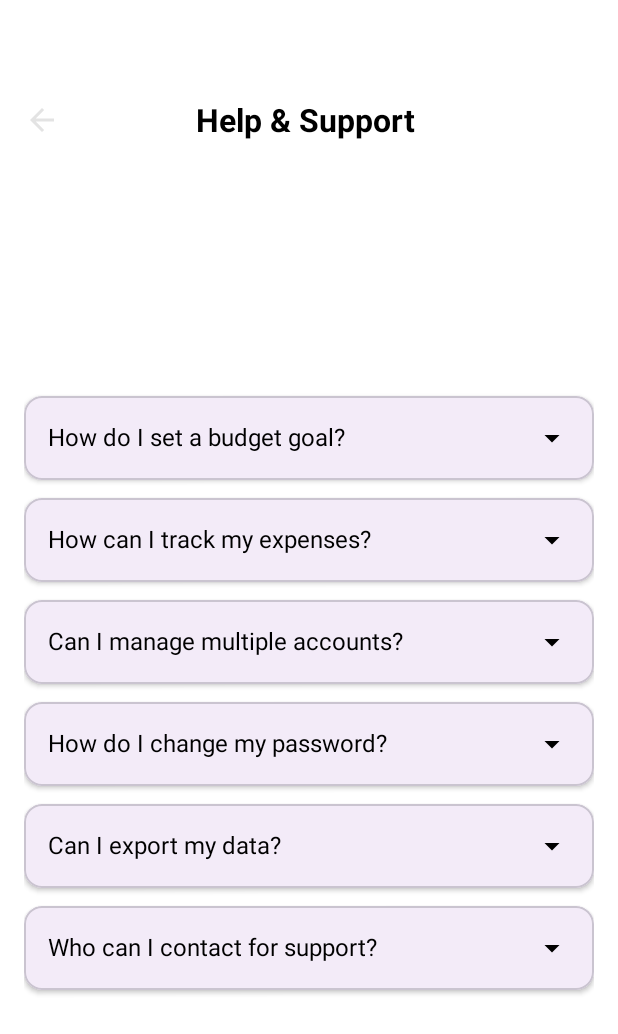
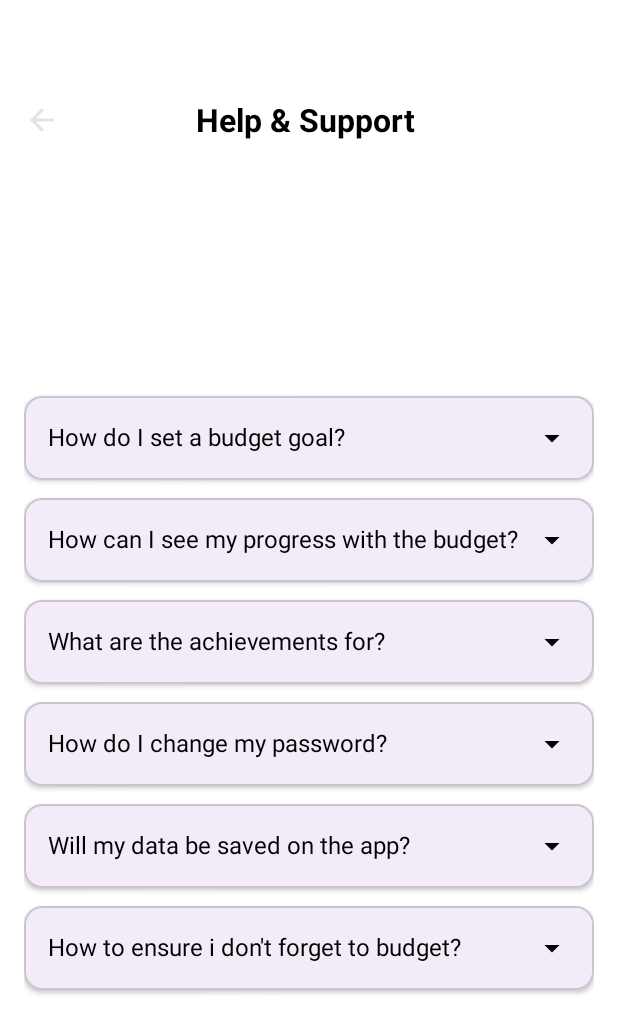
Before and after one commit to emmajaedunn/SIKBudgetingApplication, an Android app: the HelpSupportActivity screen opened directly, with no data from a screen before it, on a phone screen of 412 x 824 dp. Shown: the top 1034 px of the screen. Run offline under Robolectric (Android 15) with nearby library versions, the phone set to English and light mode, and no system bars.

Commit message:
Changed the filler FAQ to more fitting questions

```diff
--- a/app/src/main/res/layout/activity_help_support.xml
+++ b/app/src/main/res/layout/activity_help_support.xml
@@ -114,7 +114,7 @@
                         android:id="@+id/question2"
                         android:layout_width="match_parent"
                         android:layout_height="wrap_content"
-                        android:text="How can I track my expenses?"
+                        android:text="How can I see my progress with the budget?"
                         android:textSize="16sp"
                         android:padding="16dp"
                         android:textColor="@android:color/black"
@@ -127,7 +127,7 @@
                         android:id="@+id/answer2"
                         android:layout_width="match_parent"
                         android:layout_height="wrap_content"
-                        android:text="Use the Transactions section to add and categorize your expenses."
+                        android:text="Head over to stats to see the progress with your selected budgets."
                         android:textSize="14sp"
                         android:padding="16dp"
                         android:visibility="gone" />
@@ -151,7 +151,7 @@
                         android:id="@+id/question3"
                         android:layout_width="match_parent"
                         android:layout_height="wrap_content"
-                        android:text="Can I manage multiple accounts?"
+                        android:text="What are the achievements for?"
                         android:textSize="16sp"
                         android:padding="16dp"
                         android:textColor="@android:color/black"
@@ -164,7 +164,8 @@
                         android:id="@+id/answer3"
                         android:layout_width="match_parent"
                         android:layout_height="wrap_content"
-                        android:text="Yes, navigate to Manage Accounts to add or edit your accounts."
+                        android:text="Our achievemnets help you stay encouraged and gamify your
+                        budgeting experience to make it more enjoyable."
                         android:textSize="14sp"
                         android:padding="16dp"
                         android:visibility="gone" />
@@ -201,7 +202,8 @@
                         android:id="@+id/answer4"
                         android:layout_width="match_parent"
                         android:layout_height="wrap_content"
-                        android:text="Go to Settings > Account > Change Password and follow the prompts."
+                        android:text="Go to Settings then to Profile and then you will be able to view all
+                        your information and change your password."
                         android:textSize="14sp"
                         android:padding="16dp"
                         android:visibility="gone" />
@@ -225,7 +227,7 @@
                         android:id="@+id/question5"
                         android:layout_width="match_parent"
                         android:layout_height="wrap_content"
-                        android:text="Can I export my data?"
+                        android:text="Will my data be saved on the app?"
                         android:textSize="16sp"
                         android:padding="16dp"
                         android:textColor="@android:color/black"
@@ -238,7 +240,7 @@
                         android:id="@+id/answer5"
                         android:layout_width="match_parent"
                         android:layout_height="wrap_content"
-                        android:text="Yes, go to Settings > Export to back up your data to PDF or CSV."
+                        android:text="Yes, our app makes use of Firebase, a cloud based database."
                         android:textSize="14sp"
                         android:padding="16dp"
                         android:visibility="gone" />
@@ -262,7 +264,7 @@
                         android:id="@+id/question6"
                         android:layout_width="match_parent"
                         android:layout_height="wrap_content"
-                        android:text="Who can I contact for support?"
+                        android:text="How to ensure i don't forget to budget?"
                         android:textSize="16sp"
                         android:padding="16dp"
                         android:textColor="@android:color/black"
@@ -275,7 +277,7 @@
                         android:id="@+id/answer6"
                         android:layout_width="match_parent"
                         android:layout_height="wrap_content"
-                        android:text="Email us at support@example.com or use the Contact Support option."
+                        android:text="Make sure to enable notifications and alerts will be sent to your phone."
                         android:textSize="14sp"
                         android:padding="16dp"
                         android:visibility="gone" />
```
